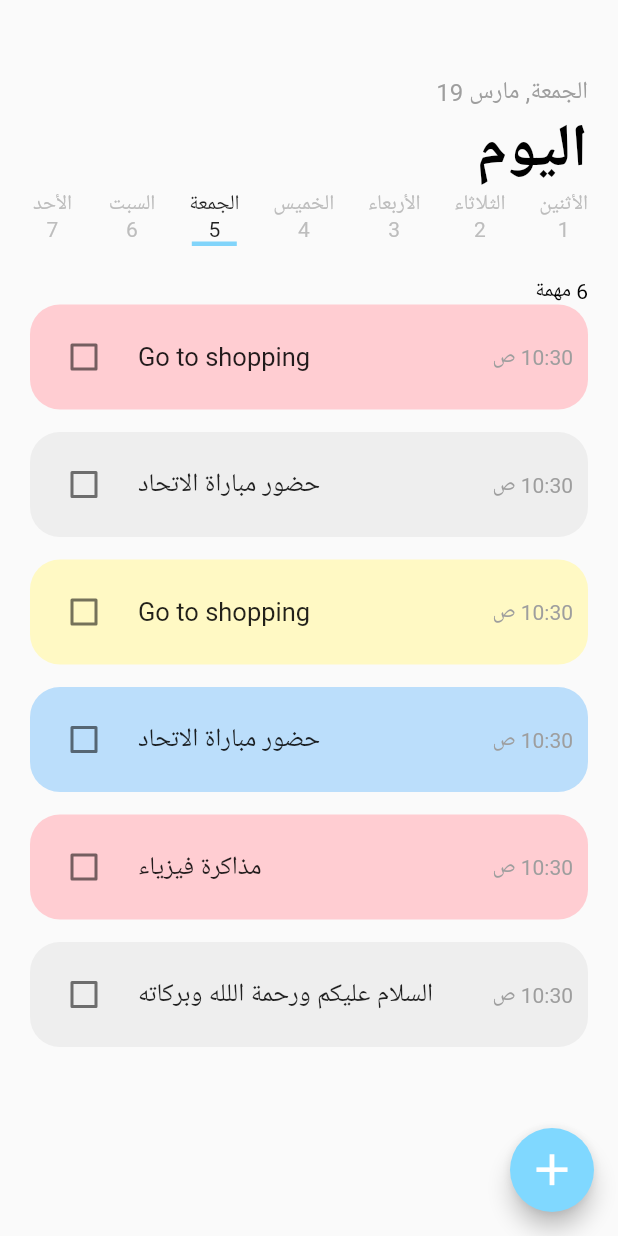
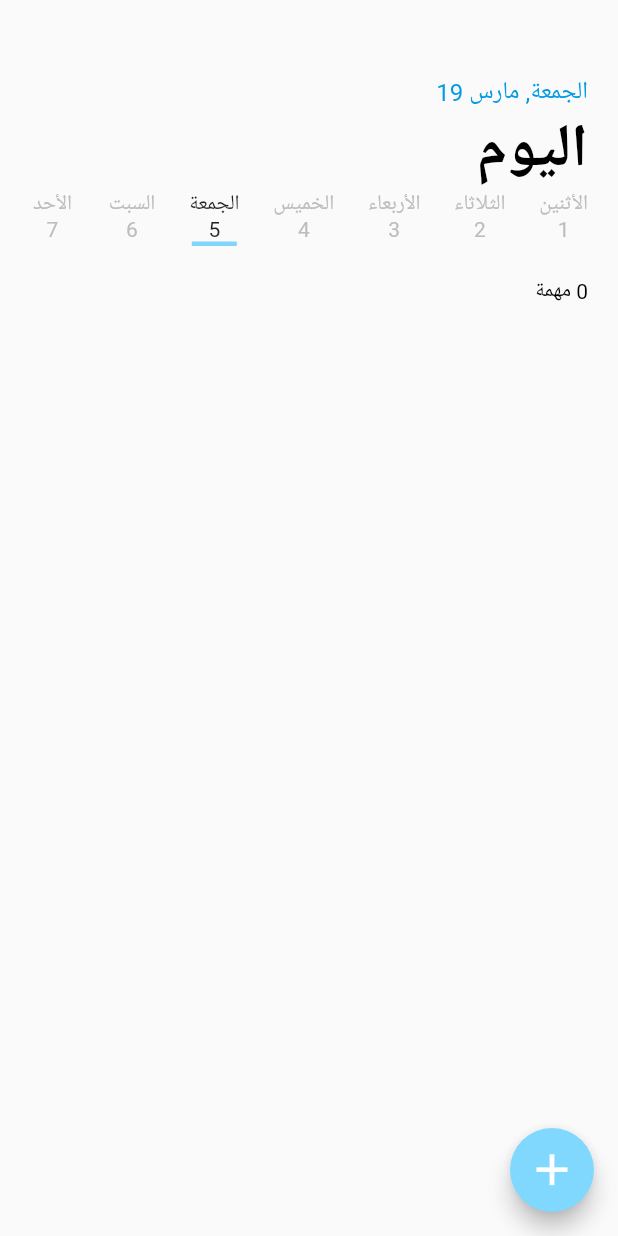
Before and after one commit to GafarAsem/ToDoList_FLUTTER, a Flutter app: the screen it shows after launch, on a phone screen of 412 x 824 dp. Run offline on Flutter 3.47's test engine with Material 2 defaults, Android fonts, the phone set to English and light mode, and no system bars; drawn by our look-alikes of flutter_slidable; our stand-ins replace sqflite; missing offline and left inert: flutter_custom_dialog; accounts and stored records are empty.

```diff
--- a/lib/Classes/ToDo.dart
+++ b/lib/Classes/ToDo.dart
@@ -3,18 +3,19 @@ import 'package:intl/intl.dart';
 import 'package:uuid/uuid.dart';
 
 class ToDo {
+  String id;
   String doItem;
-  String id;
-  bool checked;
+  int checked;
+  int colorToDo;
   DateTime dateTime;
   int dayWeek;
-  Color colorToDo;
+
 
   ToDo(
       {this.doItem,
       this.colorToDo,
       this.dayWeek,
-      this.checked = false,}) {
+      this.checked = 0,}) {
     this.dateTime=DateTime.now();
     id = Uuid().v4();
     dateTime.add(new Duration(days: dayWeek - dateTime.weekday));
@@ -27,7 +28,7 @@ class ToDo {
 
     colorToDo = map['colorToDo'];
     dayWeek = map['dayWeek'];
-    dateTime = DateTime.parse(map['dateTime']);
+    //dateTime = DateTime.parse(map['dateTime']);
   }
 
   Map<String, dynamic> toMap() {
--- a/lib/Classes/database_connection.dart
+++ b/lib/Classes/database_connection.dart
@@ -21,10 +21,10 @@ class DataBaseConnection {
       String sqlExecute = "CREATE TABLE ToDo("
           "id TEXT PRIMARY KEY , "
           "doItem TEXT,"
-          "checked INTEGER"
+          "checked INTEGER,"
           " colorToDo INTEGER , "
           "dateTime DATETIME ,"
-          " dayWeek INTEGER , )";
+          " dayWeek INTEGER )";
       await database.execute(sqlExecute);
     }
 }
--- a/lib/Classes/repository.dart
+++ b/lib/Classes/repository.dart
@@ -27,6 +27,12 @@ class Repository {
     return await connection.insert(table, toDo);
   }
 
+  queryToDo(table) async {
+    var connection =await database;
+    return await connection.query(table);
+  }
+
+
 
 
 
--- a/lib/Classes/set_list.dart
+++ b/lib/Classes/set_list.dart
@@ -4,13 +4,13 @@ import 'package:todo_list_flutter/Classes/ToDo.dart';
 
 List<ToDo> getList(){
   List<ToDo> list=[];
-  list.add(ToDo(doItem: "Go to shopping",colorToDo:Colors.red.shade100,dayWeek: DateTime.now().weekday));
-  list.add(ToDo(doItem:"حضور مباراة الاتحاد",colorToDo:Colors.grey.shade200,dayWeek: DateTime.now().weekday));
-  list.add(ToDo(doItem:"مذاكرة فيزياء",colorToDo:Colors.blue.shade100,dayWeek:2));
-  list.add(ToDo(doItem:"programming",colorToDo:Colors.green.shade100,dayWeek: 2));
-  list.add(ToDo(doItem:"Go to shopping",colorToDo:Colors.yellow.shade100,dayWeek: DateTime.now().weekday));
-  list.add(ToDo(doItem:"حضور مباراة الاتحاد",colorToDo:Colors.blue.shade100,dayWeek: 5));
-  list.add(ToDo(doItem:"مذاكرة فيزياء",colorToDo:Colors.red.shade100,dayWeek: 5));
-  list.add(ToDo(doItem:"السلام عليكم ورحمة اللله وبركاته",colorToDo:Colors.grey.shade200,dayWeek: DateTime.now().weekday));
+  list.add(ToDo(doItem: "Go to shopping",colorToDo:Colors.red.shade100.value,dayWeek: DateTime.now().weekday));
+  list.add(ToDo(doItem:"حضور مباراة الاتحاد",colorToDo:Colors.grey.shade200.value,dayWeek: DateTime.now().weekday));
+  list.add(ToDo(doItem:"مذاكرة فيزياء",colorToDo:Colors.blue.shade100.value,dayWeek:2));
+  list.add(ToDo(doItem:"programming",colorToDo:Colors.green.shade100.value,dayWeek: 2));
+  list.add(ToDo(doItem:"Go to shopping",colorToDo:Colors.yellow.shade100.value,dayWeek: DateTime.now().weekday));
+  list.add(ToDo(doItem:"حضور مباراة الاتحاد",colorToDo:Colors.blue.shade100.value,dayWeek: 5));
+  list.add(ToDo(doItem:"مذاكرة فيزياء",colorToDo:Colors.red.shade100.value,dayWeek: 5));
+  list.add(ToDo(doItem:"السلام عليكم ورحمة اللله وبركاته",colorToDo:Colors.grey.shade200.value,dayWeek: DateTime.now().weekday));
   return list;
 }
--- a/lib/Classes/todo_service.dart
+++ b/lib/Classes/todo_service.dart
@@ -15,4 +15,9 @@ class ToDoService{
   saveToDo(ToDo todo) async {
     return await _repository.insertToDo('ToDo', todo.toMap());
   }
+
+  getToDo() async {
+
+    return await _repository.queryToDo('ToDo');
+  }
 }
--- a/lib/Scenes/home_scene.dart
+++ b/lib/Scenes/home_scene.dart
@@ -1,4 +1,5 @@
 import 'package:flutter/cupertino.dart';
+import 'package:flutter/gestures.dart';
 import 'package:flutter/material.dart';
 import 'package:flutter/widgets.dart';
 import 'package:intl/intl.dart' as intl;
@@ -7,6 +8,7 @@ import 'package:todo_list_flutter/Classes/CustomShowDialog.dart';
 import 'package:todo_list_flutter/Classes/ToDo.dart';
 import 'package:todo_list_flutter/Classes/set_list.dart';
 import 'package:flutter_slidable/flutter_slidable.dart';
+import 'package:todo_list_flutter/Classes/todo_service.dart';
 import 'package:todo_list_flutter/Scenes/dialog_todo.dart';
 class HomePage extends StatefulWidget {
   @override
@@ -14,7 +16,7 @@ class HomePage extends StatefulWidget {
 }
 
 class _HomePageState extends State<HomePage> {
-  List<ToDo> todoList;
+  List<ToDo> todoList=[];
 
   List<String> days = [
     'الأثنين',
@@ -28,8 +30,9 @@ class _HomePageState extends State<HomePage> {
 
   var day=DateTime.now().weekday;
 
+
   List<Widget> getDay() {
-    todoList.removeWhere((element) => element.dayWeek!=day);
+    todoList.length>0?todoList.removeWhere((element) => element.dayWeek!=day):null;
     List<Widget> Days = [];
     for (int i = 0; i < days.length; i++) {
           bool today = day == i+1;
@@ -38,6 +41,7 @@ class _HomePageState extends State<HomePage> {
           child: GestureDetector(
             onTapDown: (_) {
               setState(() {
+                getListData();
                 day=i+1;
               });
             },
@@ -83,7 +87,7 @@ class _HomePageState extends State<HomePage> {
             child: Container(
               height: 70,
               decoration: BoxDecoration(
-                  color: todoList[i].colorToDo,
+                  color: Color(todoList[i].colorToDo),
                   borderRadius: BorderRadius.all(Radius.circular(20))),
               child: Row(
                 mainAxisAlignment: MainAxisAlignment.spaceBetween,
@@ -106,19 +110,19 @@ class _HomePageState extends State<HomePage> {
                         textAlign: TextAlign.left,
                         style: TextStyle(
                           fontSize: 17,
-                          color: todoList[i].checked ? Colors.grey : null,
-                          decoration: todoList[i].checked
+                          color: todoList[i].checked==1 ? Colors.grey : null,
+                          decoration: todoList[i].checked==1
                               ? TextDecoration.lineThrough
                               : null,
                           fontStyle:
-                              todoList[i].checked ? FontStyle.italic : null,
+                              todoList[i].checked==1 ? FontStyle.italic : null,
                         ),
                       ),
-                      value: todoList[i].checked,
+                      value: todoList[i].checked==1,
                       onChanged: (bool value) {
                         setState(() {
-                          value = !todoList[i].checked;
-                          todoList[i].checked = value;
+                          value = todoList[i].checked!=1;
+                          todoList[i].checked = !value?0:1;
                         });
                       },
                     ));
@@ -131,12 +135,30 @@ class _HomePageState extends State<HomePage> {
       );
     return todoes;
   }
+  var list;
+  getListData() async {
+    ToDoService _service = ToDoService();
 
+    list = await _service.getToDo();
+    print(list);
+    setState(() {
+      list.forEach((e){
+        todoList.add(ToDo.fromMap(e as Map));
+      });
+    });
+
+  }
+  @override
+  void initState() {
+    // TODO: implement initState
+    super.initState();
+    getListData();
+  }
   @override
   Widget build(BuildContext context) {
+
     initializeDateFormatting();
     intl.Intl.defaultLocale = 'ar';
-    todoList = getList();
     String DayandMonth = intl.DateFormat('EEEE, MMM d').format(DateTime.now());
 
     return Scaffold(
@@ -163,7 +185,7 @@ class _HomePageState extends State<HomePage> {
                     DayandMonth,
                     style: TextStyle(
                       fontSize: 16,
-                      color: Colors.grey,
+                      color: Colors.lightBlue.shade600,
                     ),
                   ),
                 ),
@@ -204,7 +226,8 @@ class _HomePageState extends State<HomePage> {
                 child: Container(
                   child: ListView(
                     physics: const BouncingScrollPhysics(
-                        parent: AlwaysScrollableScrollPhysics()),
+                        parent: AlwaysScrollableScrollPhysics()
+                    ),
                     scrollDirection: Axis.vertical,
                     shrinkWrap: true,
                     children: getListDo(),
```
Also changed, not shown: lib/Scenes/dialog_todo.dart (+20 -27 lines).
